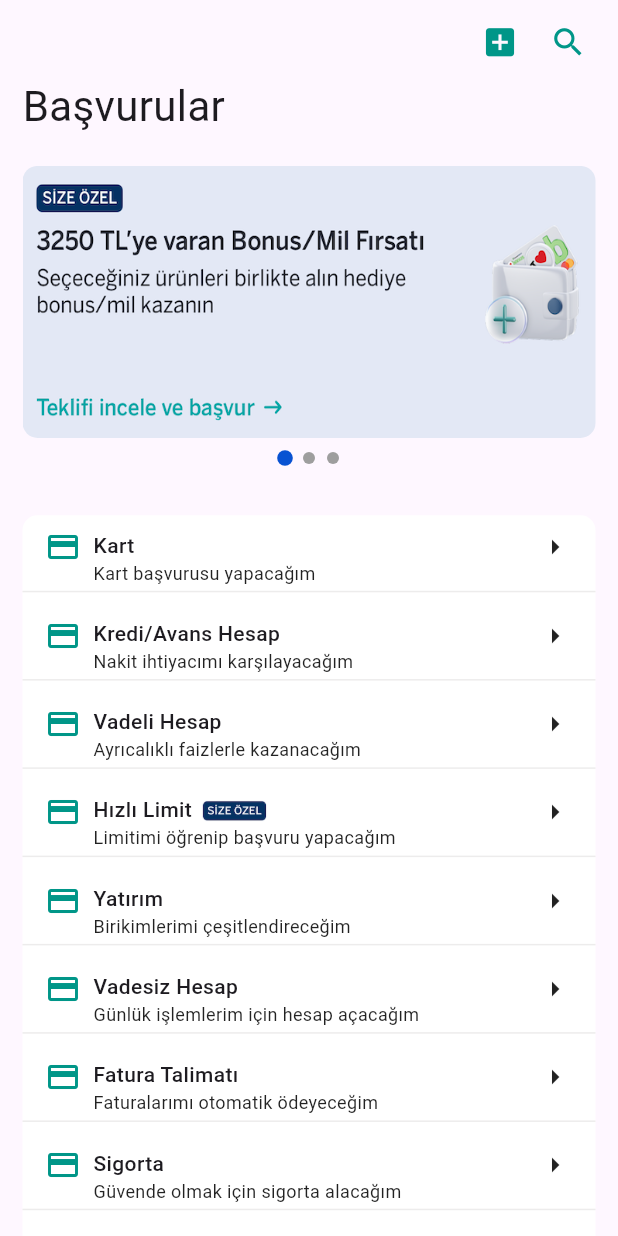
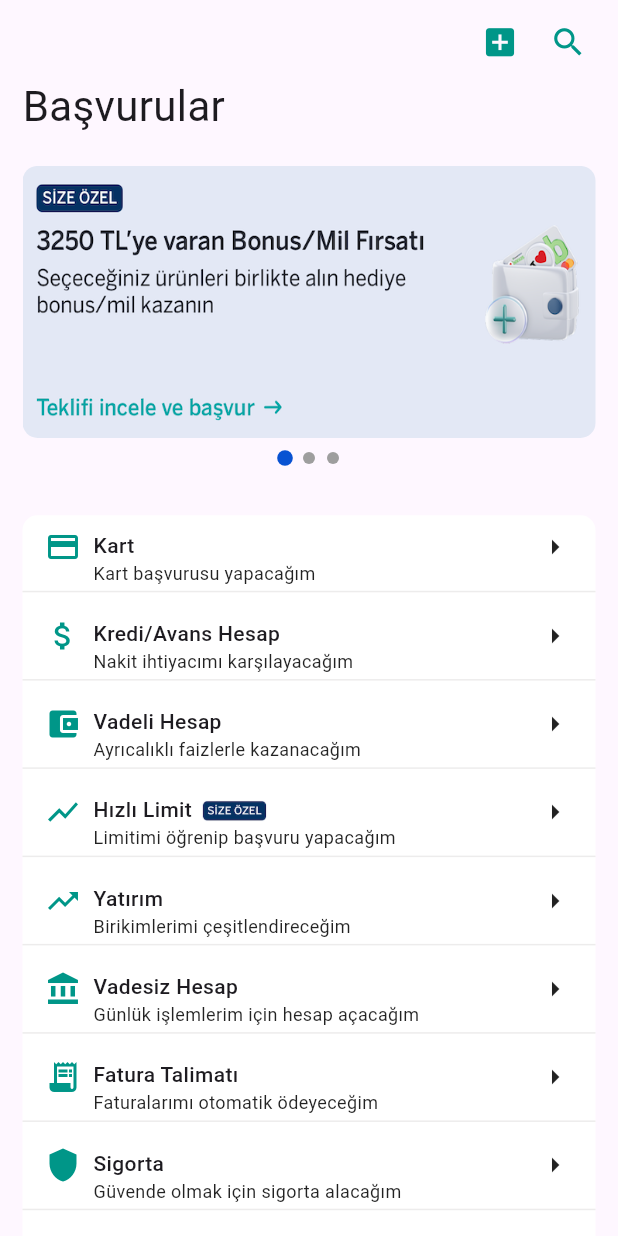
Before and after one commit to Efet1022/garanti_project, a Flutter app: the Applicationspage screen opened directly, on a phone screen of 412 x 824 dp. Run offline on Flutter 3.47's test engine with Material 3 defaults, Android fonts, the phone set to English and light mode, and no system bars; drawn by our look-alikes of smooth_page_indicator; our stand-ins replace flutter_screenutil.

```diff
--- a/lib/account_cardPage.dart
+++ b/lib/account_cardPage.dart
@@ -30,6 +30,7 @@ class AccountCard extends StatelessWidget {
               ),
               SizedBox(height: maxheight * 0.04),
               Row(
+                // Hesap ve Kart başlığı
                 children: [
                   Text(
                     "Hesap ve Kart",
@@ -151,6 +152,7 @@ class AccountCard extends StatelessWidget {
                 ),
               ),
               Container(
+                //Ayrı container da bulunan benim bankacım kısmı
                 width: maxwidth,
                 height: maxheight * 0.06,
                 decoration: BoxDecoration(
@@ -240,6 +242,7 @@ class AccountCard extends StatelessWidget {
 }
 
 ListTileKategoriler(
+  //Kategorileri yapmak için fonksiyon yazım kod tekrarı olmasın diye
   Icon icon,
   String categoryTitle,
   double maxheight,
@@ -270,6 +273,7 @@ ListTileKategoriler(
 }
 
 Dividing(double maxwidth) {
+  //Fonksiyon sadece aradaki çizgiyi çekmek için
   return Divider(
     thickness: 1,
     color: const Color.fromARGB(
--- a/lib/applicationsPage.dart
+++ b/lib/applicationsPage.dart
@@ -16,6 +16,7 @@ class Applicationspage extends StatelessWidget {
       body: CustomScrollView(
         slivers: [
           SliverAppBar(
+            //Başvurular yazısı kaybolsun diye sliver app bar koydum
             expandedHeight: maxheight * 0.11,
             actions: [
               Icon(
@@ -34,6 +35,7 @@ class Applicationspage extends StatelessWidget {
             centerTitle: true,
             pinned: true,
             flexibleSpace: FlexibleSpaceBar(
+              //Hareketli bir alan oluşturmak için
               collapseMode: CollapseMode.pin,
               background: Padding(
                 padding: EdgeInsets.only(
@@ -52,6 +54,7 @@ class Applicationspage extends StatelessWidget {
             ),
           ),
           SliverToBoxAdapter(
+            //Sliver tipinde kullanmamak için sadece
             child: Padding(
               padding: const EdgeInsets.symmetric(
                 vertical: 20,
@@ -63,7 +66,9 @@ class Applicationspage extends StatelessWidget {
                     SizedBox(
                       height: maxheight * 0.22,
                       child: PageView(
-                        controller: controller,
+                        //Sayfaların yana kaymasını sağlıyor
+                        controller:
+                            controller, //Hangi resimde olduğumuzu kontrol etmek için
                         children: [
                           ClipRRect(
                             borderRadius:
@@ -109,6 +114,7 @@ class Applicationspage extends StatelessWidget {
                       height: maxheight * 0.01,
                     ),
                     SmoothPageIndicator(
+                      //Resimlerin altındaki ufak toplar
                       controller: controller,
                       count: 3,
                       effect: ScrollingDotsEffect(
@@ -157,7 +163,7 @@ class Applicationspage extends StatelessWidget {
                           Dividing(maxwidth),
                           ListTileCategories(
                             Icon(
-                              Icons.credit_card,
+                              Icons.attach_money,
                               color: Colors.teal,
                             ),
                             "Kredi/Avans Hesap",
@@ -168,7 +174,8 @@ class Applicationspage extends StatelessWidget {
                           Dividing(maxwidth),
                           ListTileCategories(
                             Icon(
-                              Icons.credit_card,
+                              Icons
+                                  .account_balance_wallet,
                               color: Colors.teal,
                             ),
                             "Vadeli Hesap",
@@ -179,7 +186,7 @@ class Applicationspage extends StatelessWidget {
                           Dividing(maxwidth),
                           ListTileCategories(
                             Icon(
-                              Icons.credit_card,
+                              Icons.show_chart,
                               color: Colors.teal,
                             ),
                             "Hızlı Limit",
@@ -192,7 +199,7 @@ class Applicationspage extends StatelessWidget {
                           Dividing(maxwidth),
                           ListTileCategories(
                             Icon(
-                              Icons.credit_card,
+                              Icons.trending_up,
                               color: Colors.teal,
                             ),
                             "Yatırım",
@@ -203,7 +210,8 @@ class Applicationspage extends StatelessWidget {
                           Dividing(maxwidth),
                           ListTileCategories(
                             Icon(
-                              Icons.credit_card,
+                              Icons
+                                  .account_balance,
                               color: Colors.teal,
                             ),
                             "Vadesiz Hesap",
@@ -214,7 +222,7 @@ class Applicationspage extends StatelessWidget {
                           Dividing(maxwidth),
                           ListTileCategories(
                             Icon(
-                              Icons.credit_card,
+                              Icons.receipt_long,
                               color: Colors.teal,
                             ),
                             "Fatura Talimatı",
@@ -225,7 +233,7 @@ class Applicationspage extends StatelessWidget {
                           Dividing(maxwidth),
                           ListTileCategories(
                             Icon(
-                              Icons.credit_card,
+                              Icons.shield,
                               color: Colors.teal,
                             ),
                             "Sigorta",
@@ -236,7 +244,7 @@ class Applicationspage extends StatelessWidget {
                           Dividing(maxwidth),
                           ListTileCategories(
                             Icon(
-                              Icons.credit_card,
+                              Icons.eco,
                               color: Colors.teal,
                             ),
                             "BES",
@@ -247,7 +255,8 @@ class Applicationspage extends StatelessWidget {
                           Dividing(maxwidth),
                           ListTileCategories(
                             Icon(
-                              Icons.credit_card,
+                              Icons
+                                  .directions_car,
                               color: Colors.teal,
                             ),
                             "HGS",
@@ -258,7 +267,7 @@ class Applicationspage extends StatelessWidget {
                           Dividing(maxwidth),
                           ListTileCategories(
                             Icon(
-                              Icons.credit_card,
+                              Icons.elderly,
                               color: Colors.teal,
                             ),
                             "Emekli Bankacılığı",
@@ -269,7 +278,7 @@ class Applicationspage extends StatelessWidget {
                           Dividing(maxwidth),
                           ListTileCategories(
                             Icon(
-                              Icons.credit_card,
+                              Icons.point_of_sale,
                               color: Colors.teal,
                             ),
                             "Üye İşyeri (POS) Başvuru",
--- a/lib/transactionsPage.dart
+++ b/lib/transactionsPage.dart
@@ -37,6 +37,7 @@ class _TransactionspageState
               ),
               SizedBox(height: maxheight * 0.04),
               Row(
+                // Başlık
                 children: [
                   Text(
                     "İşlemler",
```
Also changed, not shown: lib/basePage.dart (+6 -2 lines), lib/homePage.dart (+10 -0 lines), lib/loginPage.dart (+74 -25 lines), lib/main.dart (+5 -2 lines), lib/statusPage.dart (+13 -1 lines).
